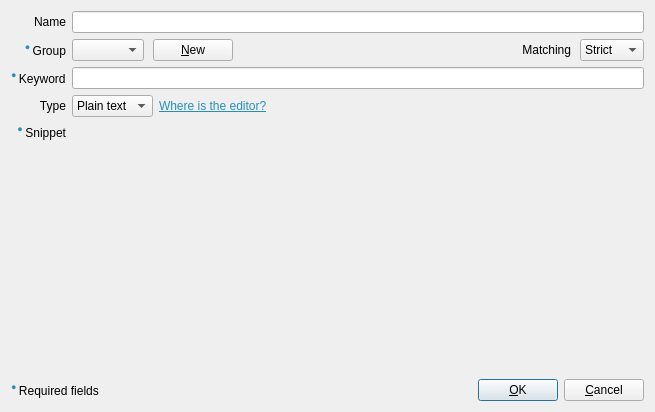
Qt form Beeftext/Combo/ComboDialog.ui (xmichelo/Beeftext) before a commit.
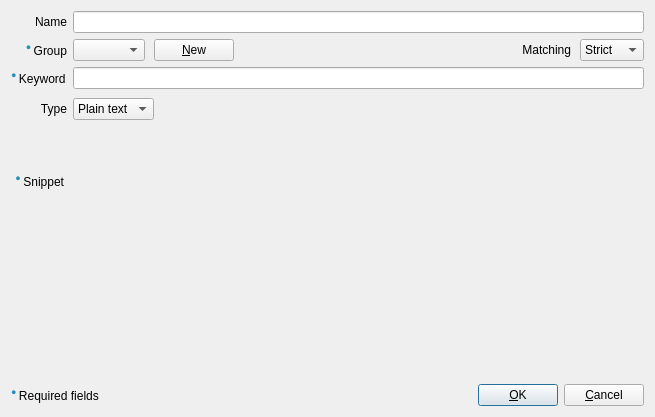
The same form after that commit. Custom widgets are drawn as their Qt base class.

Commit message: Added icons for the rich text editor.

```diff
--- a/Beeftext/Combo/ComboDialog.ui
+++ b/Beeftext/Combo/ComboDialog.ui
@@ -7,15 +7,15 @@
     <x>0</x>
     <y>0</y>
     <width>655</width>
-    <height>412</height>
+    <height>417</height>
    </rect>
   </property>
   <property name="windowTitle">
    <string notr="true">#Dialog</string>
   </property>
-  <layout class="QVBoxLayout" name="verticalLayout">
+  <layout class="QVBoxLayout" name="verticalLayout" stretch="1,0">
    <item>
-    <layout class="QGridLayout" name="gridLayout">
+    <layout class="QGridLayout" name="gridLayout" rowstretch="0,0,0,0,0,1">
      <item row="1" column="1">
       <layout class="QHBoxLayout" name="horizontalLayout">
        <property name="spacing">
@@ -77,16 +77,6 @@
      <item row="0" column="1">
       <widget class="QLineEdit" name="editName"/>
      </item>
-     <item row="4" column="0">
-      <widget class="QLabel" name="labelSnippet">
-       <property name="text">
-        <string>&lt;html&gt;&lt;head/&gt;&lt;body&gt;&lt;p&gt;&lt;span style=&quot; font-size:11pt; color:#258fc0; vertical-align:super;&quot;&gt;● &lt;/span&gt;Snippet&lt;/p&gt;&lt;/body&gt;&lt;/html&gt;</string>
-       </property>
-       <property name="alignment">
-        <set>Qt::AlignRight|Qt::AlignTrailing|Qt::AlignVCenter</set>
-       </property>
-      </widget>
-     </item>
      <item row="1" column="0">
       <widget class="QLabel" name="labelGroup">
        <property name="text">
@@ -124,19 +114,6 @@
        </property>
       </widget>
      </item>
-     <item row="5" column="0">
-      <spacer name="verticalSpacer_2">
-       <property name="orientation">
-        <enum>Qt::Vertical</enum>
-       </property>
-       <property name="sizeHint" stdset="0">
-        <size>
-         <width>20</width>
-         <height>40</height>
-        </size>
-       </property>
-      </spacer>
-     </item>
      <item row="3" column="1">
       <layout class="QHBoxLayout" name="horizontalLayout_2">
        <item>
@@ -156,7 +133,7 @@
        <item>
         <widget class="QLabel" name="labelEditor">
          <property name="text">
-          <string>&lt;html&gt;&lt;head/&gt;&lt;body&gt;&lt;p&gt;&lt;a href=&quot;https://github.com/xmichelo/Beeftext/wiki/Rich-Text&quot;&gt;&lt;span style=&quot; text-decoration: underline; color:#258fc0;&quot;&gt;Where is the editor?&lt;/span&gt;&lt;/a&gt;&lt;/p&gt;&lt;/body&gt;&lt;/html&gt;</string>
+          <string>&lt;html&gt;&lt;head/&gt;&lt;body&gt;&lt;p&gt;&lt;br/&gt;&lt;/p&gt;&lt;/body&gt;&lt;/html&gt;</string>
          </property>
          <property name="openExternalLinks">
           <bool>true</bool>
@@ -181,6 +158,19 @@
      <item row="4" column="1" rowspan="2">
       <widget class="ComboEditor" name="comboEditor" native="true"/>
      </item>
+     <item row="4" column="0" rowspan="2">
+      <widget class="QLabel" name="labelSnippet">
+       <property name="styleSheet">
+        <string notr="true">padding-top: 40px</string>
+       </property>
+       <property name="text">
+        <string>&lt;html&gt;&lt;head/&gt;&lt;body&gt;&lt;p&gt;&lt;span style=&quot; font-size:11pt; color:#258fc0; vertical-align:super;&quot;&gt;● &lt;/span&gt;Snippet&lt;/p&gt;&lt;/body&gt;&lt;/html&gt;</string>
+       </property>
+       <property name="alignment">
+        <set>Qt::AlignRight|Qt::AlignTop|Qt::AlignTrailing</set>
+       </property>
+      </widget>
+     </item>
     </layout>
    </item>
    <item>
```
The commit also changes 26 other files.
